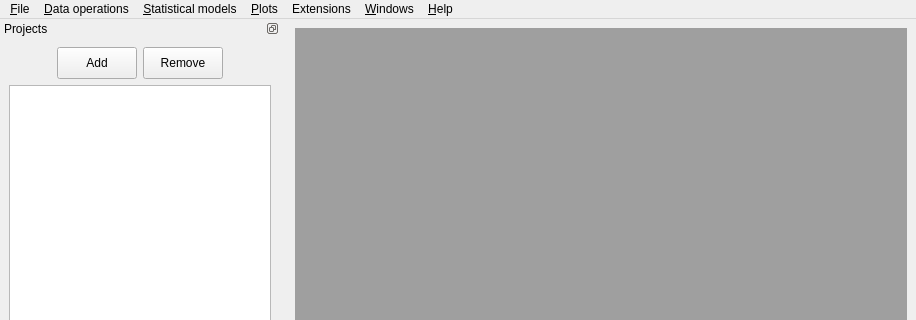
This is src/MainWindow.ui in gmrandazzo/QStudioMetrics as Qt 5 draws it before an edit; both pictures show x 0 to 916 and y 0 to 320 of the 916 by 738 pixel window. The edited form follows.
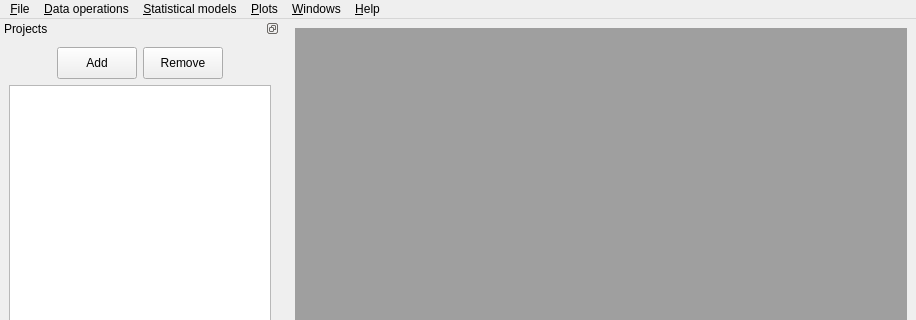
This is the edited form. Icons and pictures are not drawn.

Diff of the .ui file:
```diff
--- a/src/MainWindow.ui
+++ b/src/MainWindow.ui
@@ -339,16 +339,10 @@
     <addaction name="actionCascade_SubWindows"/>
     <addaction name="actionTile_SubWindows"/>
    </widget>
-   <widget class="QMenu" name="menuExtensions">
-    <property name="title">
-     <string>Extensions</string>
-    </property>
-   </widget>
    <addaction name="menuFile"/>
    <addaction name="menuData"/>
    <addaction name="menuModels"/>
    <addaction name="menuGraphs"/>
-   <addaction name="menuExtensions"/>
    <addaction name="menuWindow"/>
    <addaction name="menuHelp"/>
   </widget>
```
Left out of the diff: 1 changed line with no effect on the pictures.
